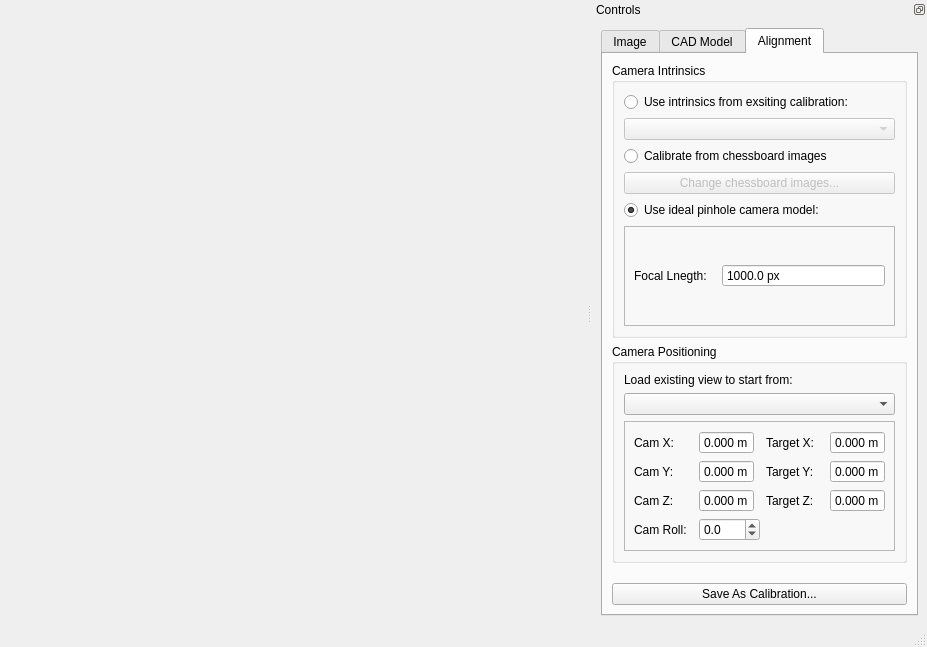
Before: the Qt Designer form calcam/ui/alignment_calib.ui in euratom-software/calcam, drawn with Qt 5.
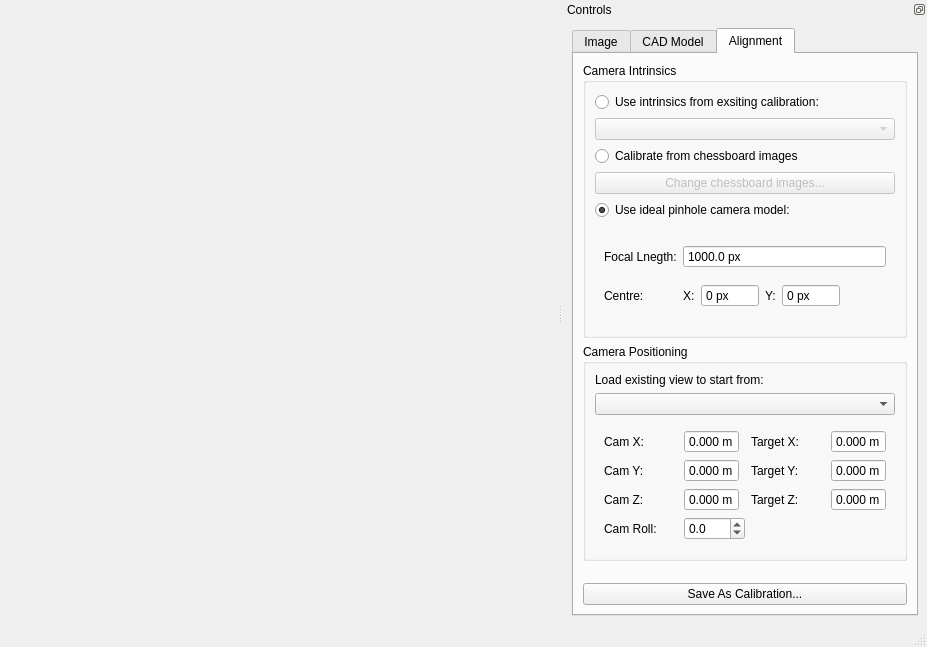
After: the same form once the commit is applied. The open tabs and pages were chosen to show the change.

Commit message: Add manual setting of centre of perspective when doing alignment type calibrations.

```diff
--- a/calcam/ui/alignment_calib.ui
+++ b/calcam/ui/alignment_calib.ui
@@ -732,17 +732,99 @@
                </size>
               </property>
               <property name="frameShape">
-               <enum>QFrame::StyledPanel</enum>
+               <enum>QFrame::NoFrame</enum>
               </property>
               <property name="frameShadow">
                <enum>QFrame::Raised</enum>
               </property>
               <layout class="QGridLayout" name="gridLayout_5">
-               <item row="0" column="2" colspan="2">
+               <item row="1" column="5">
+                <spacer name="horizontalSpacer">
+                 <property name="orientation">
+                  <enum>Qt::Horizontal</enum>
+                 </property>
+                 <property name="sizeHint" stdset="0">
+                  <size>
+                   <width>40</width>
+                   <height>20</height>
+                  </size>
+                 </property>
+                </spacer>
+               </item>
+               <item row="0" column="0">
+                <widget class="QLabel" name="label_3">
+                 <property name="text">
+                  <string>Focal Lnegth:</string>
+                 </property>
+                </widget>
+               </item>
+               <item row="1" column="0">
+                <widget class="QLabel" name="label_2">
+                 <property name="text">
+                  <string>Centre:</string>
+                 </property>
+                </widget>
+               </item>
+               <item row="1" column="2">
+                <widget class="QSpinBox" name="cx_box">
+                 <property name="buttonSymbols">
+                  <enum>QAbstractSpinBox::NoButtons</enum>
+                 </property>
+                 <property name="keyboardTracking">
+                  <bool>false</bool>
+                 </property>
+                 <property name="suffix">
+                  <string> px</string>
+                 </property>
+                 <property name="minimum">
+                  <number>-3000</number>
+                 </property>
+                 <property name="maximum">
+                  <number>3000</number>
+                 </property>
+                </widget>
+               </item>
+               <item row="1" column="3">
+                <widget class="QLabel" name="label_6">
+                 <property name="text">
+                  <string>Y:</string>
+                 </property>
+                </widget>
+               </item>
+               <item row="1" column="4">
+                <widget class="QSpinBox" name="cy_box">
+                 <property name="buttonSymbols">
+                  <enum>QAbstractSpinBox::NoButtons</enum>
+                 </property>
+                 <property name="keyboardTracking">
+                  <bool>false</bool>
+                 </property>
+                 <property name="suffix">
+                  <string> px</string>
+                 </property>
+                 <property name="minimum">
+                  <number>-3000</number>
+                 </property>
+                 <property name="maximum">
+                  <number>3000</number>
+                 </property>
+                </widget>
+               </item>
+               <item row="1" column="1">
+                <widget class="QLabel" name="label_12">
+                 <property name="text">
+                  <string>X:</string>
+                 </property>
+                </widget>
+               </item>
+               <item row="0" column="1" colspan="5">
                 <widget class="QDoubleSpinBox" name="focal_length_box">
                  <property name="buttonSymbols">
                   <enum>QAbstractSpinBox::NoButtons</enum>
                  </property>
+                 <property name="keyboardTracking">
+                  <bool>false</bool>
+                 </property>
                  <property name="suffix">
                   <string> px</string>
                  </property>
@@ -763,13 +845,6 @@
                  </property>
                 </widget>
                </item>
-               <item row="0" column="0">
-                <widget class="QLabel" name="label_3">
-                 <property name="text">
-                  <string>Focal Lnegth:</string>
-                 </property>
-                </widget>
-               </item>
               </layout>
              </widget>
             </item>
@@ -801,7 +876,7 @@
                </sizepolicy>
               </property>
               <property name="frameShape">
-               <enum>QFrame::StyledPanel</enum>
+               <enum>QFrame::NoFrame</enum>
               </property>
               <property name="frameShadow">
                <enum>QFrame::Raised</enum>
```
The commit also changes 1 other file.
